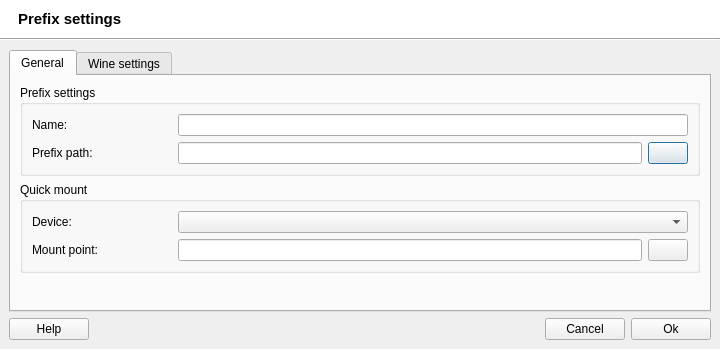
Above: src/uis/PrefixSettings.ui from brezerk/q4wine before the change. Below: the same form after it.
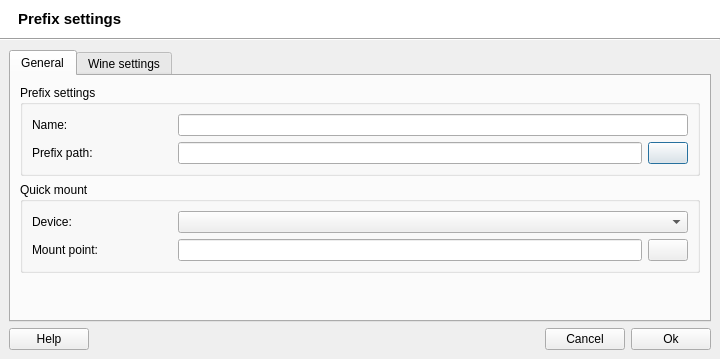
That is the form after the change. The open tabs and pages were chosen to show the change. Icons and pictures are not drawn.

```diff
--- a/src/uis/PrefixSettings.ui
+++ b/src/uis/PrefixSettings.ui
@@ -7,7 +7,7 @@
     <x>0</x>
     <y>0</y>
     <width>718</width>
-    <height>349</height>
+    <height>359</height>
    </rect>
   </property>
   <property name="windowTitle">
```
Left out of the diff: 2 changed lines with no effect on the pictures.
